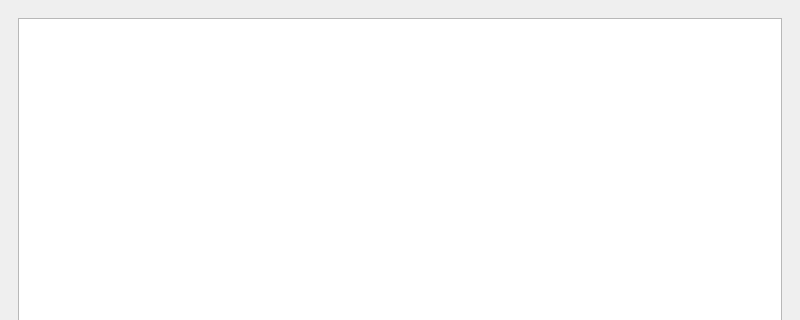
Before: the Qt Designer form Calendar/calendar.ui in irriv/kalenteri_projekti, drawn with Qt 5; both pictures show x 0 to 800 and y 0 to 320 of the 800 by 600 pixel window.
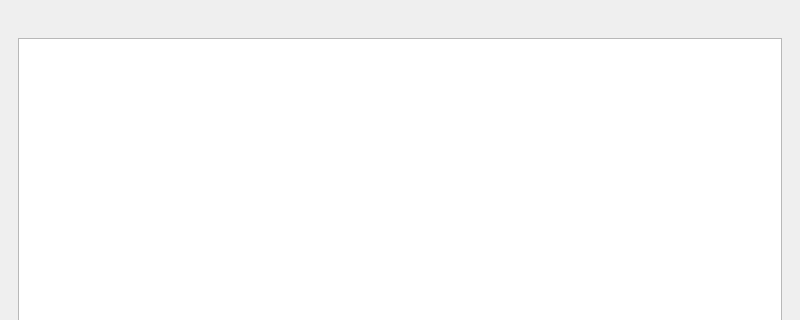
After: the same form once the commit is applied. The open tabs and pages were chosen to show the change.

Commit message: ui changes, implementation ready except file handling

Diff of the .ui file:
```diff
--- a/Calendar/calendar.ui
+++ b/Calendar/calendar.ui
@@ -54,14 +54,17 @@
       </widget>
       <widget class="QWidget" name="editPage">
        <layout class="QGridLayout" name="gridLayout_2">
-        <item row="1" column="0">
+        <item row="1" column="0" colspan="2">
+         <widget class="QPlainTextEdit" name="plainTextEdit"/>
+        </item>
+        <item row="2" column="0">
          <widget class="QPushButton" name="saveButton">
           <property name="text">
            <string>Save</string>
           </property>
          </widget>
         </item>
-        <item row="1" column="1">
+        <item row="2" column="1">
          <widget class="QPushButton" name="cancelButton">
           <property name="text">
            <string>Cancel</string>
@@ -69,7 +72,14 @@
          </widget>
         </item>
         <item row="0" column="0" colspan="2">
-         <widget class="QPlainTextEdit" name="plainTextEdit"/>
+         <widget class="QLabel" name="dateLabel">
+          <property name="text">
+           <string/>
+          </property>
+          <property name="alignment">
+           <set>Qt::AlignCenter</set>
+          </property>
+         </widget>
         </item>
        </layout>
       </widget>
```
The commit also changes 2 other files.
